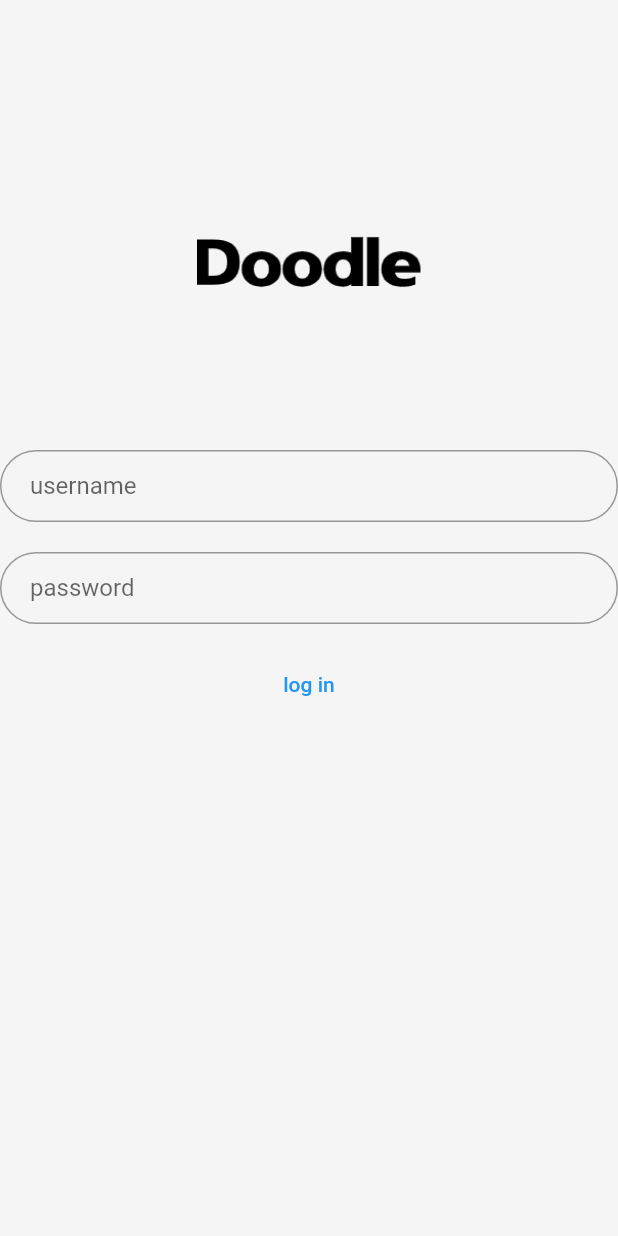
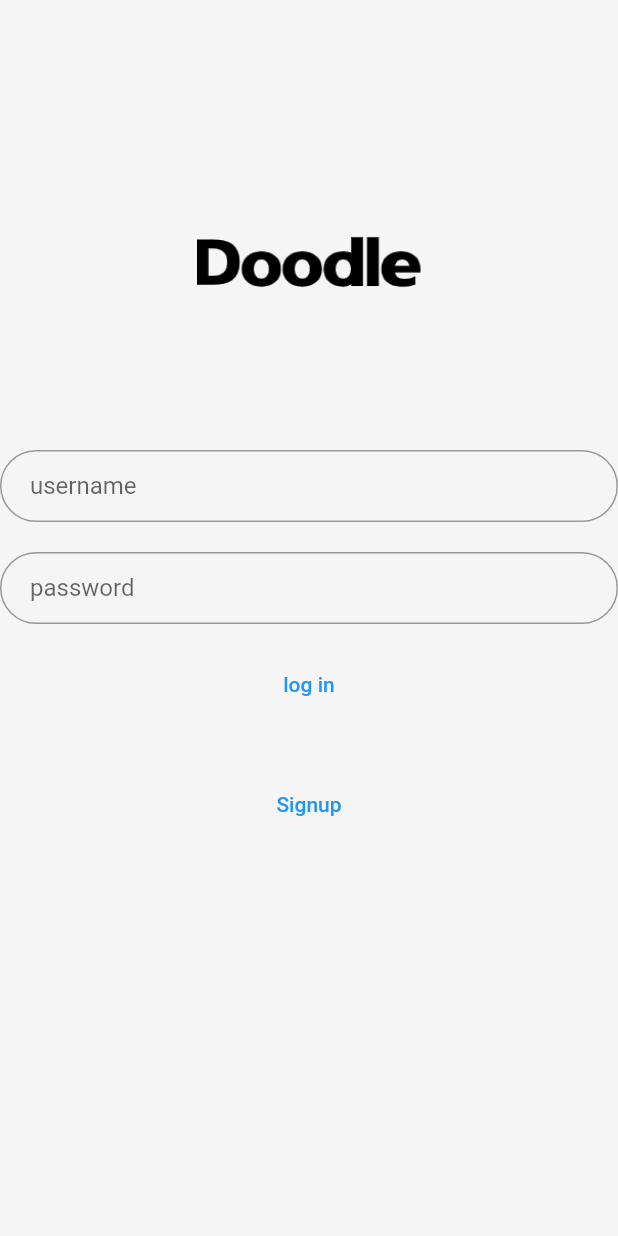
Before and after one commit to alisaadati97/barname-kon, a Flutter app: the screen it shows after launch, on a phone screen of 412 x 824 dp. Run offline on Flutter 3.47's test engine with Material 2 defaults, Android fonts, the phone set to English and light mode, and no system bars.

Commit message:
now go to the signup page with a button in login page

```diff
--- a/doodle/lib/login.dart
+++ b/doodle/lib/login.dart
@@ -71,6 +71,15 @@ class _LoginPageState extends State<LoginPage> {
                 child: Text("log in"),
               ),
             ),
+            Padding(
+              padding: EdgeInsets.symmetric(vertical: 16.0),
+              child: TextButton(
+                onPressed: () {
+                  Navigator.pushNamed(context, '/signup');
+                },
+                child: Text("Signup"),
+              ),
+            ),
           ],
         )),
       ),
```
